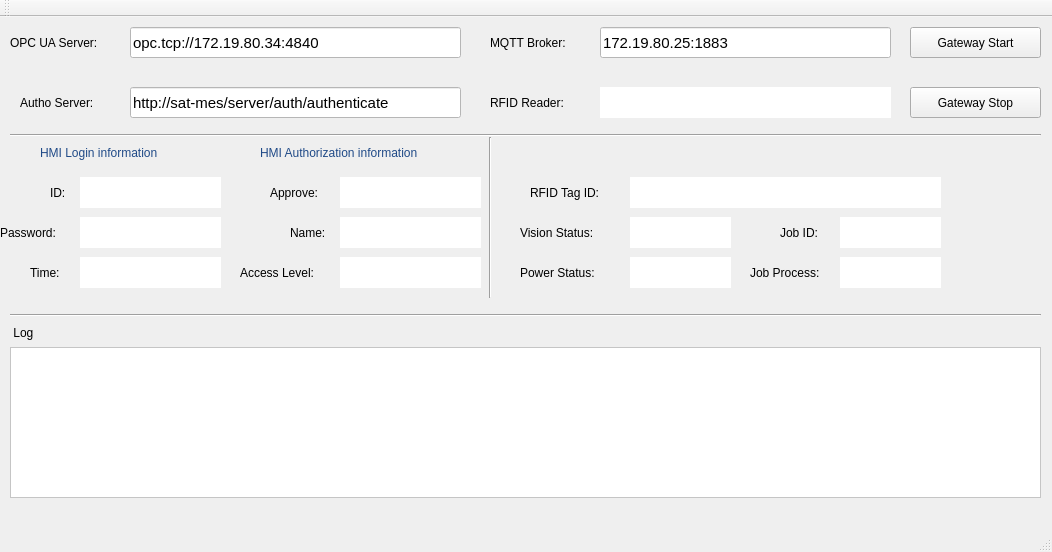
Above: gateway.ui from zcsd/Gateway_PoC before the change. Below: the same form after it.
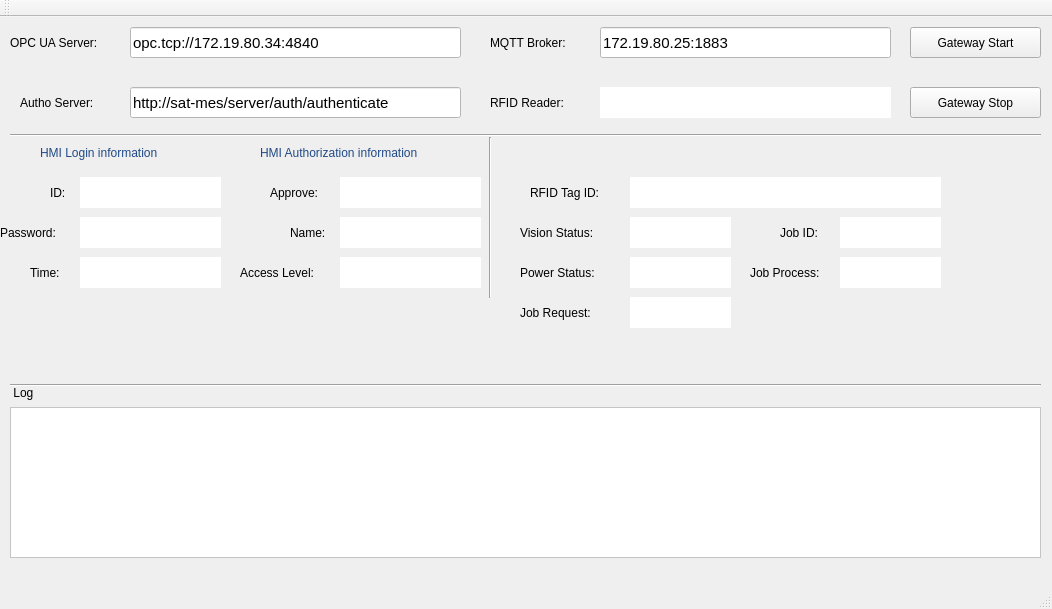
That is the form after the change.

Commit message: add more opcua node

Diff of the .ui file:
```diff
--- a/gateway.ui
+++ b/gateway.ui
@@ -7,7 +7,7 @@
     <x>0</x>
     <y>0</y>
     <width>1052</width>
-    <height>552</height>
+    <height>609</height>
    </rect>
   </property>
   <property name="windowTitle">
@@ -349,7 +349,7 @@
     <property name="geometry">
      <rect>
       <x>10</x>
-      <y>290</y>
+      <y>360</y>
       <width>1031</width>
       <height>16</height>
      </rect>
@@ -362,7 +362,7 @@
     <property name="geometry">
      <rect>
       <x>10</x>
-      <y>330</y>
+      <y>390</y>
       <width>1031</width>
       <height>151</height>
      </rect>
@@ -375,7 +375,7 @@
     <property name="geometry">
      <rect>
       <x>10</x>
-      <y>300</y>
+      <y>360</y>
       <width>41</width>
       <height>31</height>
      </rect>
@@ -623,6 +623,38 @@
      <set>Qt::AlignLeading|Qt::AlignLeft|Qt::AlignVCenter</set>
     </property>
    </widget>
+   <widget class="QLabel" name="label_19">
+    <property name="geometry">
+     <rect>
+      <x>520</x>
+      <y>280</y>
+      <width>101</width>
+      <height>31</height>
+     </rect>
+    </property>
+    <property name="text">
+     <string>Job Request:</string>
+    </property>
+   </widget>
+   <widget class="QLabel" name="labelJobRequest">
+    <property name="geometry">
+     <rect>
+      <x>630</x>
+      <y>280</y>
+      <width>101</width>
+      <height>31</height>
+     </rect>
+    </property>
+    <property name="styleSheet">
+     <string notr="true">background-color: rgb(255, 255, 255);</string>
+    </property>
+    <property name="text">
+     <string/>
+    </property>
+    <property name="alignment">
+     <set>Qt::AlignLeading|Qt::AlignLeft|Qt::AlignVCenter</set>
+    </property>
+   </widget>
   </widget>
   <widget class="QMenuBar" name="menuBar">
    <property name="geometry">
```
The commit also changes 2 other files.
